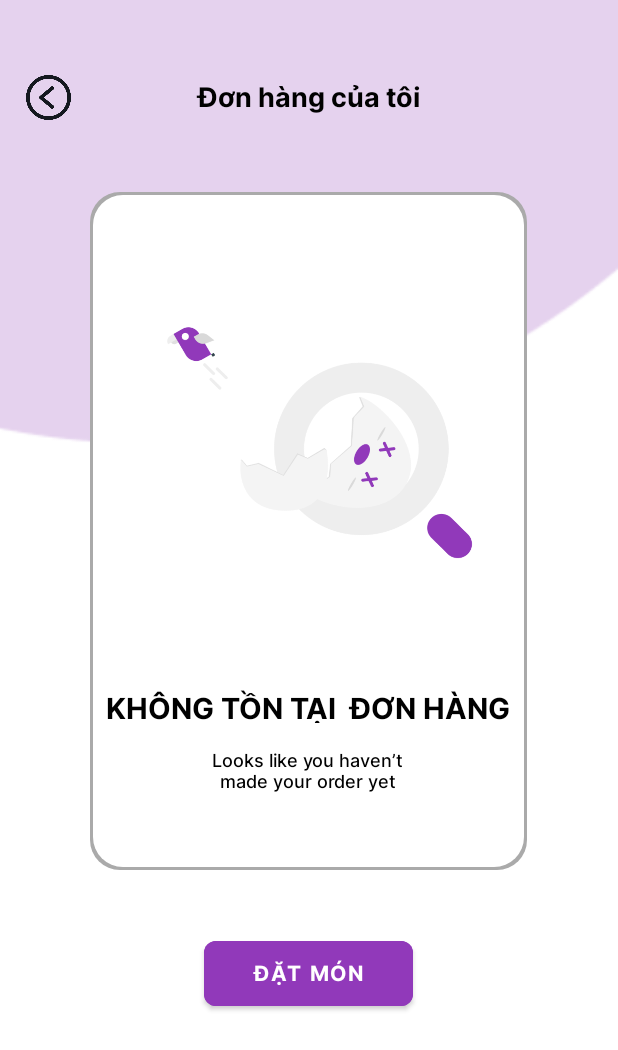
After one commit to thuyle-23/Fista-Food-Delivery, an Android app: the OrdersActivity screen opened directly, with no data from a screen before it, on a phone screen of 412 x 824 dp. The commit adds this screen. Shown: the top 1050 px of the screen. Run offline under Robolectric (Android 15) with nearby library versions, the phone set to English and light mode, and no system bars.

Commit message:
layout orders, change pass, forgot pass

```diff
--- a/app/src/main/AndroidManifest.xml
+++ b/app/src/main/AndroidManifest.xml
@@ -13,6 +13,9 @@
         android:supportsRtl="true"
         android:theme="@style/Theme.FoodDelivery"
         tools:targetApi="31">
+        <activity
+            android:name=".OrdersActivity"
+            android:exported="false" />
         <activity
             android:name=".ForgetPasswordActivity"
             android:exported="false" />
--- /dev/null
+++ b/app/src/main/java/com/example/fooddelivery/OrdersActivity.java
@@ -0,0 +1,14 @@
+package com.example.fooddelivery;
+
+import androidx.appcompat.app.AppCompatActivity;
+
+import android.os.Bundle;
+
+public class OrdersActivity extends AppCompatActivity {
+
+    @Override
+    protected void onCreate(Bundle savedInstanceState) {
+        super.onCreate(savedInstanceState);
+        setContentView(R.layout.layout_orders);
+    }
+}
--- a/app/src/main/res/layout/layout_confirmotp.xml
+++ b/app/src/main/res/layout/layout_confirmotp.xml
@@ -6,7 +6,13 @@
     android:layout_height="match_parent"
     tools:context=".ConfirmOTP">
     <include layout="@layout/first_toolbar"/>
-
+    <ImageView
+        android:id="@+id/imageView"
+        android:layout_width="30dp"
+        android:layout_height="30dp"
+        android:layout_marginLeft="17dp"
+        android:layout_marginTop="50dp"
+        app:srcCompat="@drawable/icon_back" />
     <TextView
         android:id="@+id/txtInstruct3"
         android:layout_width="334dp"
--- /dev/null
+++ b/app/src/main/res/layout/layout_orders.xml
@@ -0,0 +1,92 @@
+<?xml version="1.0" encoding="utf-8"?>
+<RelativeLayout xmlns:android="http://schemas.android.com/apk/res/android"
+    xmlns:app="http://schemas.android.com/apk/res-auto"
+    xmlns:tools="http://schemas.android.com/tools"
+    android:layout_width="match_parent"
+    android:layout_height="match_parent"
+    tools:context=".OrdersActivity">
+    <Button
+        android:id="@+id/btnOrders"
+        android:layout_width="139dp"
+        android:layout_height="55dp"
+        android:layout_marginLeft="136dp"
+        android:layout_marginTop="621dp"
+        android:backgroundTint="@color/mainPurple"
+        android:fontFamily="@font/inter_bold"
+        android:text="Đặt món"
+        android:textAlignment="center"
+        android:textColor="@color/white"
+        android:textSize="14sp"
+        android:textStyle="bold"
+        app:cornerRadius="8dp" />
+    <ImageView
+        android:id="@+id/imageView2"
+        android:layout_width="714dp"
+        android:layout_height="752dp"
+        android:layout_marginLeft="-169dp"
+        android:layout_marginTop="-376px"
+        app:srcCompat="@drawable/ellipse_6" />
+
+    <ImageView
+        android:id="@+id/imageView"
+        android:layout_width="30dp"
+        android:layout_height="30dp"
+        android:layout_marginLeft="17dp"
+        android:layout_marginTop="50dp"
+        app:srcCompat="@drawable/icon_back" />
+
+    <TextView
+        android:id="@+id/txtMyOrders"
+        android:layout_width="150dp"
+        android:layout_height="25dp"
+        android:layout_marginLeft="130.74dp"
+        android:layout_marginTop="51dp"
+        android:fontFamily="@font/inter_bold"
+        android:text="Đơn hàng của tôi"
+        android:textAlignment="center"
+        android:textColor="#000000"
+        android:textSize="18sp" />
+
+
+    <LinearLayout
+        android:id="@+id/imgMyOrders"
+        android:layout_width="291dp"
+        android:layout_height="452dp"
+        android:layout_marginLeft="60dp"
+        android:layout_marginTop="128dp"
+        android:backgroundTine="@color/white"
+        android:background="@drawable/drawable_roundstyle"
+        />
+
+    <ImageView
+        android:id="@+id/imgOrders"
+        android:layout_width="208.73dp"
+        android:layout_height="164dp"
+        android:layout_marginLeft="110dp"
+        android:layout_marginTop="212dp"
+        app:srcCompat="@drawable/group_6"
+        />
+    <TextView
+        android:id="@+id/txtNotiOrders"
+        android:layout_width="279dp"
+        android:layout_height="24dp"
+        android:layout_marginLeft="68dp"
+        android:layout_marginTop="458dp"
+        android:fontFamily="@font/inter_bold"
+        android:text="KHÔNG TỒN TẠI  ĐƠN HÀNG "
+        android:textAlignment="center"
+        android:textColor="#000000"
+        android:textSize="19sp" />
+    <TextView
+        android:id="@+id/txtOrders"
+        android:layout_width="162dp"
+        android:layout_height="30dp"
+        android:textAlignment="center"
+        android:layout_marginTop="498dp"
+        android:layout_marginLeft="124dp"
+        android:fontFamily="@font/inter_medium"
+        android:text="Looks like you haven’t made
+your order yet"
+        android:textColor="@color/black"
+        android:textSize="12sp" />
+</RelativeLayout>
```
